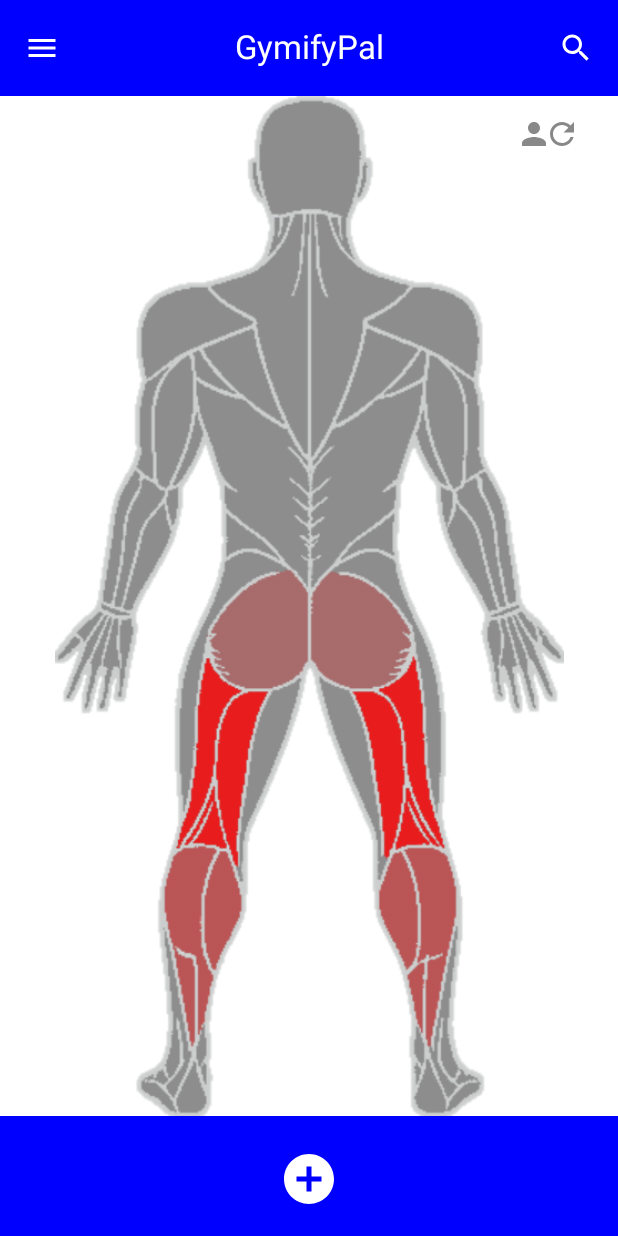
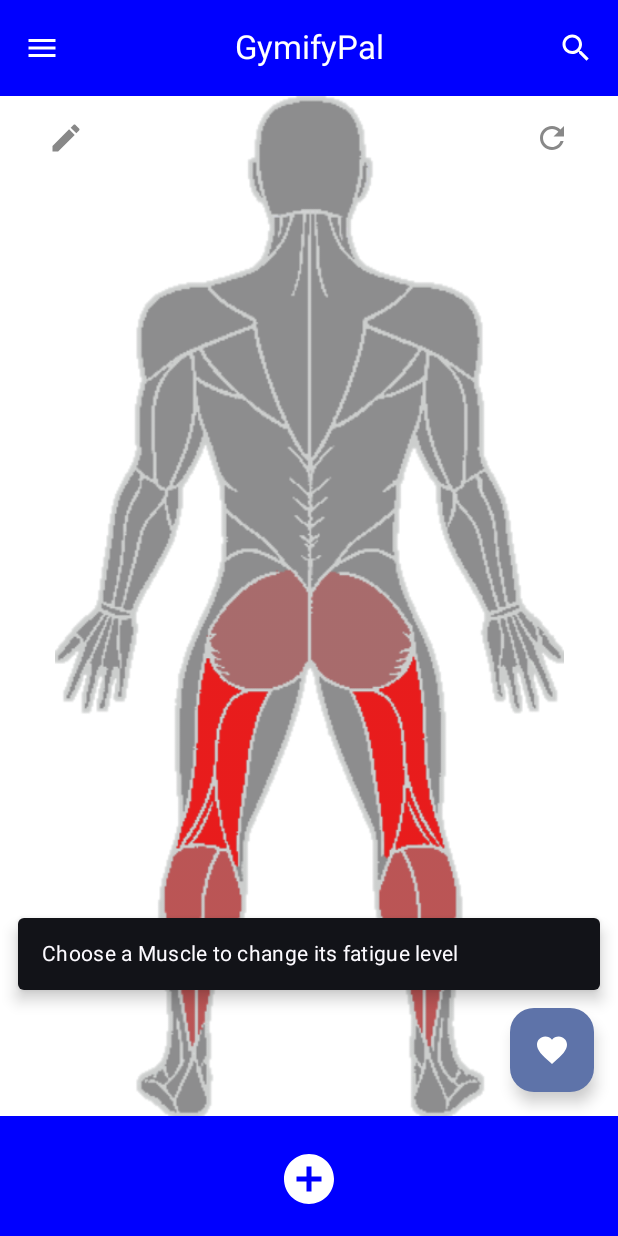
Before and after one commit to ethan-drury/GymifyPal, an Android app built with Jetpack Compose: the MuscleMapActivity screen opened directly, with no data from a screen before it, after a tap on "Flip", on a phone screen of 412 x 824 dp. Run offline under Robolectric (Android 15) with nearby library versions, the phone set to English and light mode, and no system bars; libraries missing offline, so code that uses them is left out: com.google.ai.client; 1 other tap on this screen came first.

Commit message:
refactored a little. added fab

```diff
--- a/app/src/main/java/com/example/gymifypal/MainActivity.kt
+++ b/app/src/main/java/com/example/gymifypal/MainActivity.kt
@@ -33,6 +33,7 @@ class MainActivity : ComponentActivity() {
             GymifyPalTheme {
                 MainButtons()
             }
+            MuscleHeatmapPreview()
         }
     }
 }
--- a/app/src/main/java/com/example/gymifypal/MuscleMap.kt
+++ b/app/src/main/java/com/example/gymifypal/MuscleMap.kt
@@ -63,10 +63,13 @@ import kotlinx.coroutines.launch
 import kotlinx.coroutines.delay
 import com.google.ai.client.generativeai.GenerativeModel
 import kotlinx.coroutines.launch
-//for alpha stuff
 import androidx.compose.ui.unit.IntSize
 import android.graphics.BitmapFactory
 import android.util.Log
+import android.widget.Button
+import androidx.compose.material.icons.filled.Edit
+import androidx.compose.material.icons.filled.Favorite
+import androidx.compose.material3.FloatingActionButton
 import androidx.compose.material3.SnackbarHost
 import androidx.compose.ui.platform.LocalContext
 import androidx.compose.ui.layout.onSizeChanged
@@ -172,9 +175,11 @@ fun MuscleHeatmap(
 
     val onFlipClick by rememberUpdatedState(onFlipButtonClick)
     val onBodyViewChangeUpdated by rememberUpdatedState(onBodyViewChange)
+    var isFlipping by remember { mutableStateOf(false) }
 
     LaunchedEffect(flipTrigger) {
-        if (rotation % 180 == 0f) {
+        isFlipping = true
+
         val startRotation = targetRotation
         val midRotation = startRotation + 90f
         val endRotation = startRotation + 180f
@@ -191,7 +196,9 @@ fun MuscleHeatmap(
         onBodyViewChangeUpdated(isCurrentlyFront)
 
         targetRotation = endRotation
-        }
+
+        delay(250)
+        isFlipping = false
     }
 
     val density = LocalDensity.current
@@ -239,39 +246,6 @@ fun MuscleHeatmap(
                 rotationY = rotation
             )
 
-            Button(
-                onClick = {
-                    if (rotation % 180f == 0f) {
-                        onFlipClick()
-                    }
-                },
-                modifier = Modifier
-                    .align(Alignment.TopEnd)
-                    .padding(1.dp),
-                colors = ButtonDefaults.buttonColors(
-                    containerColor = Color.Transparent,
-                    contentColor = Color.Gray
-                )
-            ) {
-                Icon(Icons.Filled.Refresh, contentDescription = "Flip")
-            }
-
-            Button(
-                onClick = {
-                    if (rotation % 180f == 0f) {
-                        onFlipClick()
-                    }
-                },
-                modifier = Modifier
-                    .align(Alignment.TopEnd)
-                    .padding(vertical = 1.dp, horizontal = 20.dp),
-                colors = ButtonDefaults.buttonColors(
-                    containerColor = Color.Transparent,
-                    contentColor = Color.Gray
-                )
-            ) {
-                Icon(Icons.Filled.Person, contentDescription = "Flip")
-            }
         }
     }
 }
@@ -303,10 +277,19 @@ fun MuscleHeatmapPreview() {
 
     var isFrontView by remember { mutableStateOf(true) }
     var flipTrigger by remember { mutableStateOf(false) }
+    var isFlipping by remember { mutableStateOf(false) }
 
     var showAiSuggestion by remember { mutableStateOf(false) }
     var aiResponse by remember { mutableStateOf("") }
     var isLoadingAi by remember { mutableStateOf(false) }
+
+    val onEditButtonClick: () -> Unit = {
+        scope.launch {
+            snackbarHostState.showSnackbar(
+                message = "Choose a Muscle to change its fatigue level"
+            )
+        }
+    }
 
     val onFlipButtonClick = { flipTrigger = !flipTrigger }
 
@@ -533,7 +516,22 @@ fun MuscleHeatmapPreview() {
                             }
                         }
                     )
+                },
+                floatingActionButton = {
+                    FloatingActionButton(
+                        onClick = {
+                                if (!showAiSuggestion) {
+                                    showAiSuggestion = true
+                                    if (!isLoadingAi && aiResponse.isEmpty()) geminiQuery()
+                                } else {
+                                    showAiSuggestion = false
+                                    aiResponse = ""
                                 }
+                            }
+                    ){
+                        Icon(Icons.Filled.Favorite, contentDescription = "AI")
+                    }
+                },
             ) { paddingValues ->
                 Column(
                     modifier = Modifier
@@ -546,7 +544,7 @@ fun MuscleHeatmapPreview() {
                                 .fillMaxWidth()
                                 .padding(horizontal = 10.dp, vertical = 8.dp)
                         ) {
-                            Text(text =(aiResponse))
+                            Text(text = (aiResponse))
                             Row(
                                 modifier = Modifier
                                     .fillMaxWidth()
@@ -554,14 +552,16 @@ fun MuscleHeatmapPreview() {
                             ) {
                                 Button(
 
-                                    onClick = { if (!isLoadingAi) geminiQuery()},
+                                    onClick = { if (!isLoadingAi) geminiQuery() },
                                     enabled = !isLoadingAi
                                 ) { Text("Refresh") }
                             }
                         }
                     }
 
-                    val baseBodyResId = if (isFrontView) R.drawable.muscle_map_front else R.drawable.muscle_map_back
+
+                    Box(modifier = Modifier.weight(1f).fillMaxWidth()) {
+
 
                         MuscleHeatmap(
                             muscleFatigues = currentMuscleList,
@@ -569,6 +569,46 @@ fun MuscleHeatmapPreview() {
                             onBodyViewChange = onBodyViewChange,
                             flipTrigger = flipTrigger
                         )
+                        Row(
+                            modifier = Modifier
+                                .fillMaxWidth()
+                                .padding(horizontal = 8.dp, vertical = 4.dp)
+                                .background(color = Color.Transparent),
+                            horizontalArrangement = Arrangement.SpaceBetween
+                        ) {
+                            Button(
+                                onClick = onEditButtonClick,
+                                colors = ButtonDefaults.buttonColors(
+                                    containerColor = Color.Transparent,
+                                    contentColor = Color.Gray
+                                )
+                            ) {
+                                Icon(
+                                    Icons.Filled.Edit,
+                                    contentDescription = "Edit Fatigue levels manually"
+                                )
+                            }
+                            Row {
+
+                                Button(
+                                    onClick = onFlipButtonClick,
+                                    enabled = !isFlipping,
+                                    colors = ButtonDefaults.buttonColors(
+                                        containerColor = Color.Transparent,
+                                        contentColor = Color.Gray
+                                    )
+
+                                ) {
+                                    Icon(Icons.Filled.Refresh, contentDescription = "Flip")
+                                }
+
+                            }
+                        }
+
+                        val baseBodyResId =
+                            if (isFrontView) R.drawable.muscle_map_front else R.drawable.muscle_map_back
+
+                    }
                 }
             }
         }
```
Lines whose indentation alone changed are shown as unchanged.
